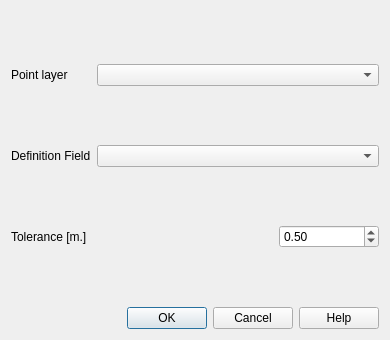
Old version of the form asistente_ladm_col/ui/controlled_measurement_dialog.ui in the repository SwissTierrasColombia/Asistente-LADM-COL.
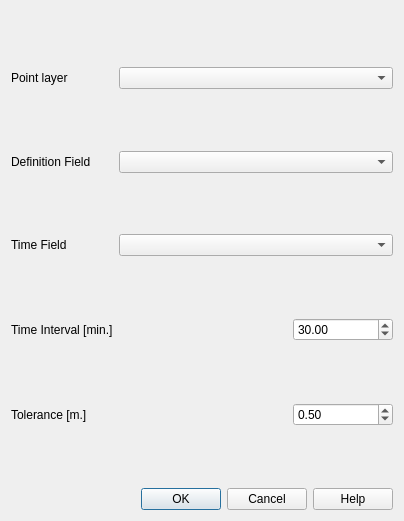
New version of the form. Custom widgets are drawn as their Qt base class.

Commit message: Adding Time field and interval in main dialog too Fix number of points in group

```diff
--- a/asistente_ladm_col/ui/controlled_measurement_dialog.ui
+++ b/asistente_ladm_col/ui/controlled_measurement_dialog.ui
@@ -6,8 +6,8 @@
    <rect>
     <x>0</x>
     <y>0</y>
-    <width>390</width>
-    <height>340</height>
+    <width>404</width>
+    <height>521</height>
    </rect>
   </property>
   <property name="sizePolicy">
@@ -40,6 +40,55 @@
      </property>
     </widget>
    </item>
+   <item row="12" column="1">
+    <spacer name="verticalSpacer_3">
+     <property name="orientation">
+      <enum>Qt::Vertical</enum>
+     </property>
+     <property name="sizeHint" stdset="0">
+      <size>
+       <width>20</width>
+       <height>40</height>
+      </size>
+     </property>
+    </spacer>
+   </item>
+   <item row="2" column="2">
+    <widget class="QgsMapLayerComboBox" name="mMapLayerComboBox"/>
+   </item>
+   <item row="11" column="2">
+    <layout class="QHBoxLayout" name="horizontalLayout_2">
+     <item>
+      <spacer name="horizontalSpacer">
+       <property name="orientation">
+        <enum>Qt::Horizontal</enum>
+       </property>
+       <property name="sizeHint" stdset="0">
+        <size>
+         <width>40</width>
+         <height>20</height>
+        </size>
+       </property>
+      </spacer>
+     </item>
+     <item>
+      <widget class="QDoubleSpinBox" name="dsb_tolerance">
+       <property name="minimumSize">
+        <size>
+         <width>100</width>
+         <height>0</height>
+        </size>
+       </property>
+       <property name="singleStep">
+        <double>0.100000000000000</double>
+       </property>
+       <property name="value">
+        <double>0.500000000000000</double>
+       </property>
+      </widget>
+     </item>
+    </layout>
+   </item>
    <item row="1" column="1">
     <spacer name="verticalSpacer">
      <property name="orientation">
@@ -53,37 +102,14 @@
      </property>
     </spacer>
    </item>
-   <item row="6" column="1">
+   <item row="11" column="1">
     <widget class="QLabel" name="label_2">
      <property name="text">
       <string>Tolerance [m.]</string>
      </property>
     </widget>
    </item>
-   <item row="2" column="1">
-    <widget class="QLabel" name="label">
-     <property name="text">
-      <string>Point layer</string>
-     </property>
-    </widget>
-   </item>
-   <item row="2" column="2">
-    <widget class="QgsMapLayerComboBox" name="mMapLayerComboBox"/>
-   </item>
-   <item row="7" column="1">
-    <spacer name="verticalSpacer_3">
-     <property name="orientation">
-      <enum>Qt::Vertical</enum>
-     </property>
-     <property name="sizeHint" stdset="0">
-      <size>
-       <width>20</width>
-       <height>40</height>
-      </size>
-     </property>
-    </spacer>
-   </item>
-   <item row="8" column="1" colspan="2">
+   <item row="13" column="1" colspan="2">
     <widget class="QDialogButtonBox" name="buttonBox">
      <property name="orientation">
       <enum>Qt::Horizontal</enum>
@@ -96,41 +122,25 @@
      </property>
     </widget>
    </item>
-   <item row="6" column="2">
-    <layout class="QHBoxLayout" name="horizontalLayout_2">
-     <item>
-      <spacer name="horizontalSpacer">
-       <property name="orientation">
-        <enum>Qt::Horizontal</enum>
-       </property>
-       <property name="sizeHint" stdset="0">
-        <size>
-         <width>40</width>
-         <height>20</height>
-        </size>
-       </property>
-      </spacer>
-     </item>
-     <item>
-      <widget class="QDoubleSpinBox" name="dsb_tolerance">
-       <property name="minimumSize">
-        <size>
-         <width>100</width>
-         <height>0</height>
-        </size>
-       </property>
-       <property name="singleStep">
-        <double>0.100000000000000</double>
-       </property>
-       <property name="value">
-        <double>0.500000000000000</double>
-       </property>
-      </widget>
-     </item>
-    </layout>
+   <item row="2" column="1">
+    <widget class="QLabel" name="label">
+     <property name="text">
+      <string>Point layer</string>
+     </property>
+    </widget>
    </item>
-   <item row="0" column="0">
-    <layout class="QHBoxLayout" name="horizontalLayout"/>
+   <item row="7" column="1">
+    <spacer name="verticalSpacer_5">
+     <property name="orientation">
+      <enum>Qt::Vertical</enum>
+     </property>
+     <property name="sizeHint" stdset="0">
+      <size>
+       <width>20</width>
+       <height>40</height>
+      </size>
+     </property>
+    </spacer>
    </item>
    <item row="5" column="1">
     <spacer name="verticalSpacer_4">
@@ -148,6 +158,69 @@
    <item row="4" column="2">
     <widget class="QgsFieldComboBox" name="mFieldComboBox"/>
    </item>
+   <item row="10" column="1">
+    <spacer name="verticalSpacer_6">
+     <property name="orientation">
+      <enum>Qt::Vertical</enum>
+     </property>
+     <property name="sizeHint" stdset="0">
+      <size>
+       <width>20</width>
+       <height>40</height>
+      </size>
+     </property>
+    </spacer>
+   </item>
+   <item row="8" column="2">
+    <layout class="QHBoxLayout" name="horizontalLayout_3">
+     <item>
+      <spacer name="horizontalSpacer_2">
+       <property name="orientation">
+        <enum>Qt::Horizontal</enum>
+       </property>
+       <property name="sizeType">
+        <enum>QSizePolicy::Expanding</enum>
+       </property>
+       <property name="sizeHint" stdset="0">
+        <size>
+         <width>40</width>
+         <height>20</height>
+        </size>
+       </property>
+      </spacer>
+     </item>
+     <item>
+      <widget class="QDoubleSpinBox" name="time_tolerance">
+       <property name="minimumSize">
+        <size>
+         <width>100</width>
+         <height>0</height>
+        </size>
+       </property>
+       <property name="value">
+        <double>30.000000000000000</double>
+       </property>
+      </widget>
+     </item>
+    </layout>
+   </item>
+   <item row="6" column="1">
+    <widget class="QLabel" name="label_4">
+     <property name="text">
+      <string>Time Field</string>
+     </property>
+    </widget>
+   </item>
+   <item row="6" column="2">
+    <widget class="QgsFieldComboBox" name="tFieldComboBox"/>
+   </item>
+   <item row="8" column="1">
+    <widget class="QLabel" name="label_5">
+     <property name="text">
+      <string>Time Interval [min.]</string>
+     </property>
+    </widget>
+   </item>
   </layout>
  </widget>
  <customwidgets>
```
Left out of the diff: 27 changed lines with no effect on the pictures. The commit also changes 2 other files.
